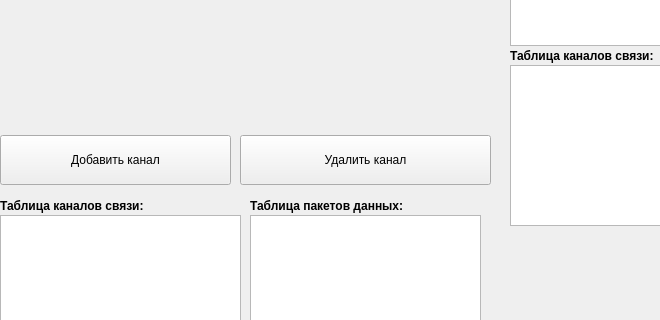
Old version of the form main.ui in the repository qwsnxnjene/comp-networks; both pictures show x 0 to 660 and y 384 to 704 of the 789 by 824 pixel window.
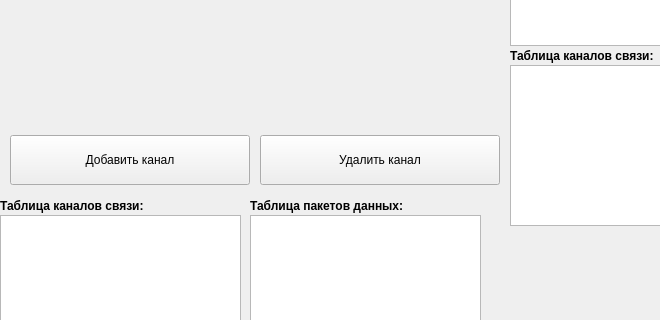
New version of the form.

```diff
--- a/main.ui
+++ b/main.ui
@@ -60,9 +60,9 @@
    <widget class="QPushButton" name="addChanelButton">
     <property name="geometry">
      <rect>
-      <x>0</x>
+      <x>10</x>
       <y>500</y>
-      <width>231</width>
+      <width>240</width>
       <height>50</height>
      </rect>
     </property>
@@ -73,9 +73,9 @@
    <widget class="QPushButton" name="deleteChannelButton">
     <property name="geometry">
      <rect>
-      <x>240</x>
+      <x>260</x>
       <y>500</y>
-      <width>251</width>
+      <width>240</width>
       <height>50</height>
      </rect>
     </property>
```
Left out of the diff: 2 changed lines with no effect on the pictures.
